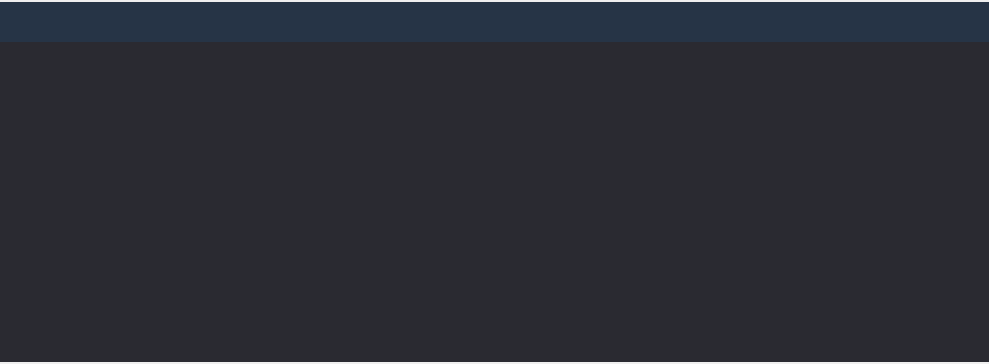
huizhang556/pc-video-player, file VideoPlayer/mainwidget/RecommendForm.ui: the form before one commit.
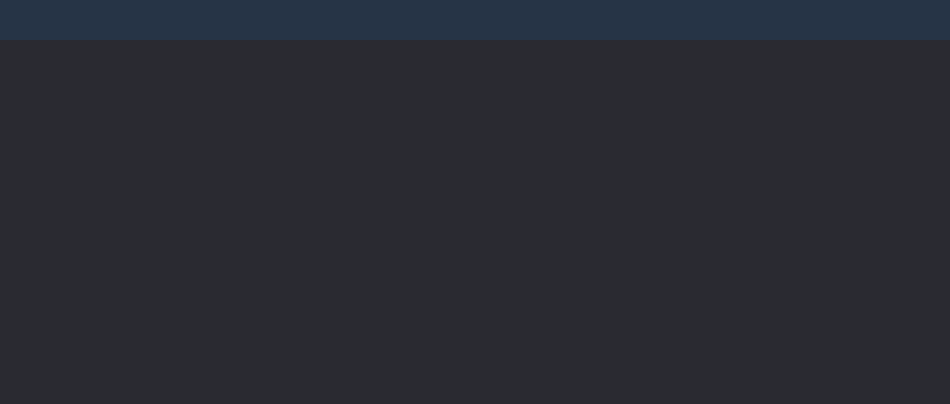
The form after the commit.

```diff
--- a/VideoPlayer/mainwidget/RecommendForm.ui
+++ b/VideoPlayer/mainwidget/RecommendForm.ui
@@ -6,8 +6,8 @@
    <rect>
     <x>0</x>
     <y>0</y>
-    <width>989</width>
-    <height>364</height>
+    <width>950</width>
+    <height>404</height>
    </rect>
   </property>
   <property name="windowTitle">
@@ -424,13 +424,13 @@
          <property name="minimumSize">
           <size>
            <width>0</width>
-           <height>320</height>
+           <height>360</height>
           </size>
          </property>
          <property name="maximumSize">
           <size>
            <width>16777215</width>
-           <height>320</height>
+           <height>420</height>
           </size>
          </property>
          <property name="styleSheet">
```
